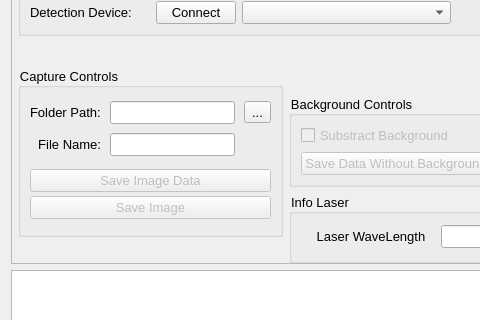
The window that gui/views/microRamanViewUi.ui (PyMarc2/OceanOpticsSpectroViewer) describes before a commit, drawn with Qt 5; both pictures show x 0 to 480 and y 99 to 419 of the 1386 by 808 pixel window.
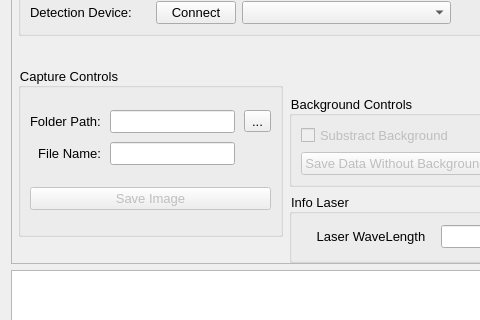
The same window after the commit. Custom widgets are drawn as their Qt base class.

Commit message: Finished connect all buttons

Patch:
```diff
--- a/gui/views/microRamanViewUi.ui
+++ b/gui/views/microRamanViewUi.ui
@@ -308,25 +308,6 @@
                </item>
               </layout>
              </item>
-             <item>
-              <widget class="QPushButton" name="pb_saveData">
-               <property name="enabled">
-                <bool>false</bool>
-               </property>
-               <property name="sizePolicy">
-                <sizepolicy hsizetype="Minimum" vsizetype="Fixed">
-                 <horstretch>0</horstretch>
-                 <verstretch>0</verstretch>
-                </sizepolicy>
-               </property>
-               <property name="statusTip">
-                <string>Saves data as a .csv</string>
-               </property>
-               <property name="text">
-                <string>Save Image Data</string>
-               </property>
-              </widget>
-             </item>
              <item>
               <widget class="QPushButton" name="pb_saveImage">
                <property name="enabled">
```
Left out of the diff: 4 changed lines with no effect on the pictures. The commit also changes 4 other files.
